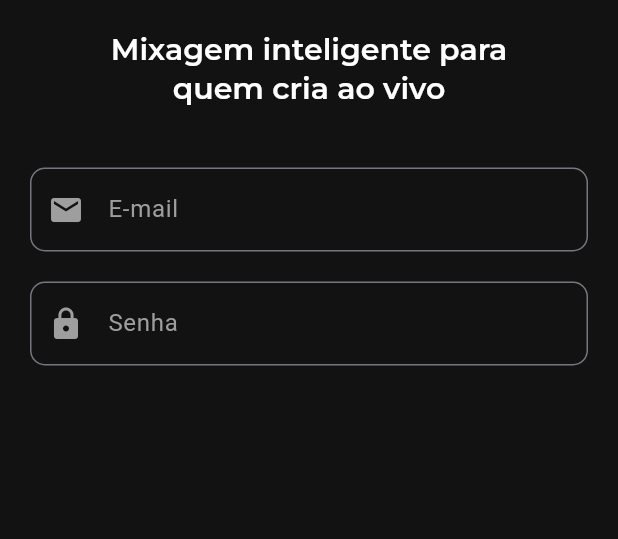
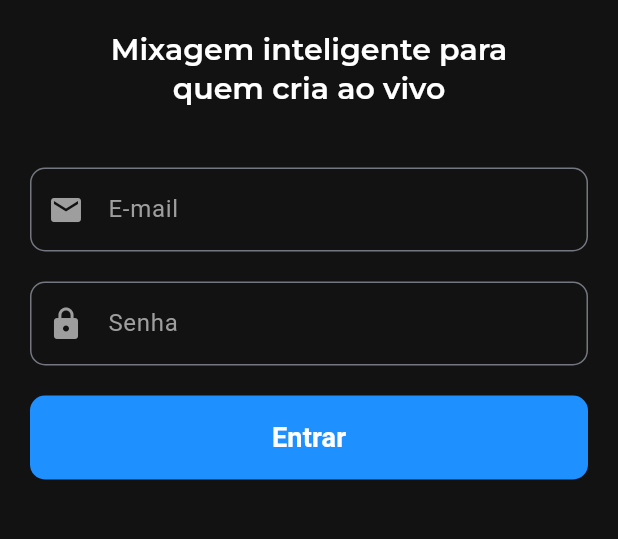
Before and after one commit to Yures1lva/app_loop, a Flutter app: the screen it shows after launch, on a phone screen of 412 x 824 dp, the part 443-982 px from its top. Run offline on Flutter 3.47's test engine with Material 3 defaults, Android fonts, the phone set to English and light mode, and no system bars.

Commit message:
up: botão de login

```diff
--- a/lib/Modules/Auth/login.dart
+++ b/lib/Modules/Auth/login.dart
@@ -67,6 +67,29 @@ class _LoginState extends State<Login> {
                         prefixIcon: Icon(Icons.lock, color: Colors.grey),
                       ),
                     ),
+                    SizedBox(height: 20),
+                    SizedBox(
+                      width: double.infinity,
+                      child: FilledButton(
+                        onPressed: () {},
+                        style: FilledButton.styleFrom(
+                          backgroundColor: const Color(0xff1E90FF),
+                          shape: RoundedRectangleBorder(
+                            borderRadius: BorderRadius.circular(10.0),
+                          ),
+                          padding: const EdgeInsets.symmetric(vertical: 15),
+                        ),
+
+                        child: const Text(
+                          'Entrar',
+                          style: TextStyle(
+                            color: Colors.white,
+                            fontSize: 18,
+                            fontWeight: FontWeight.bold,
+                          ),
+                        ),
+                      ),
+                    ),
                   ],
                 ),
               ),
```
